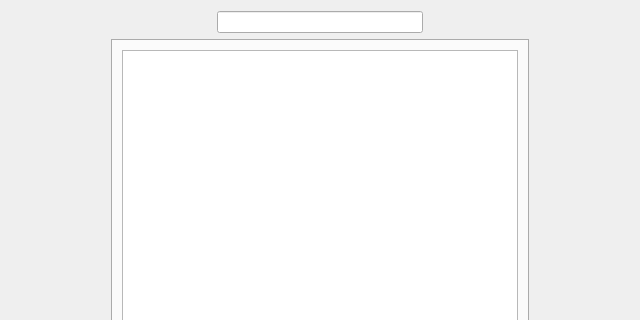
First picture: the form in src/presentation_panel_dash/ui/Dash.ui, repository MoonLightDE/mlde.d.moonlightde, before the edit; both pictures show x 0 to 640 and y 0 to 320 of the 640 by 480 pixel window.
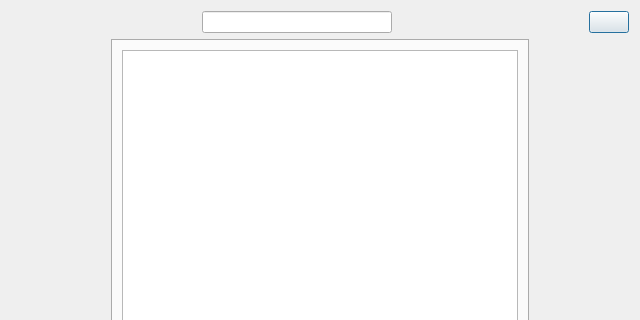
Second picture: the form after the edit.

Patch:
```diff
--- a/src/presentation_panel_dash/ui/Dash.ui
+++ b/src/presentation_panel_dash/ui/Dash.ui
@@ -61,6 +61,16 @@
        </property>
       </spacer>
      </item>
+     <item>
+      <widget class="QPushButton" name="turnOff">
+       <property name="text">
+        <string/>
+       </property>
+       <property name="checkable">
+        <bool>false</bool>
+       </property>
+      </widget>
+     </item>
     </layout>
    </item>
    <item>
```
